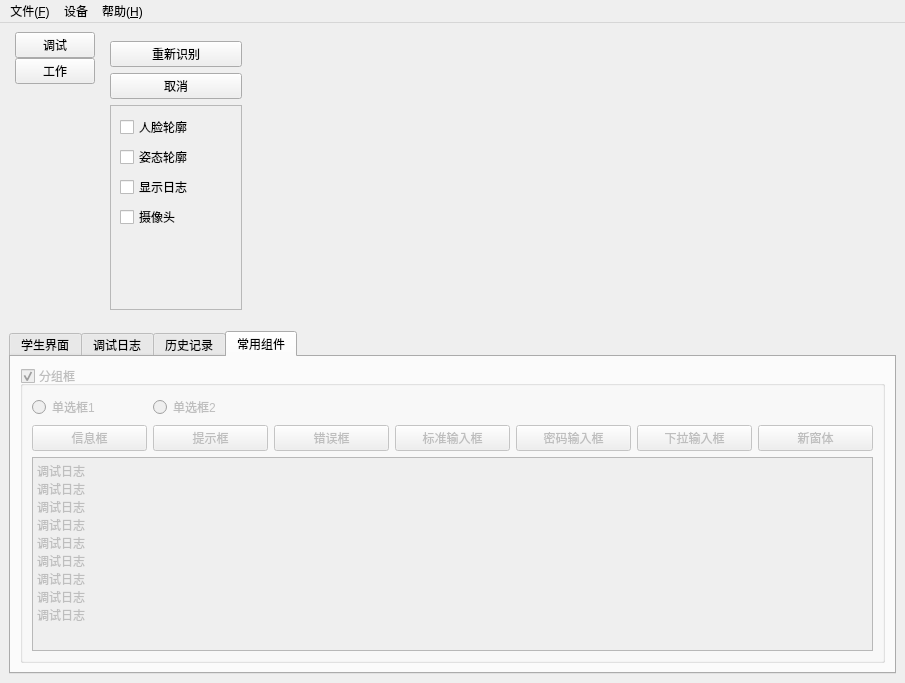
The window that form/quicreator.ui (onefacepass/onefacepass) describes before a commit, drawn with Qt 5.
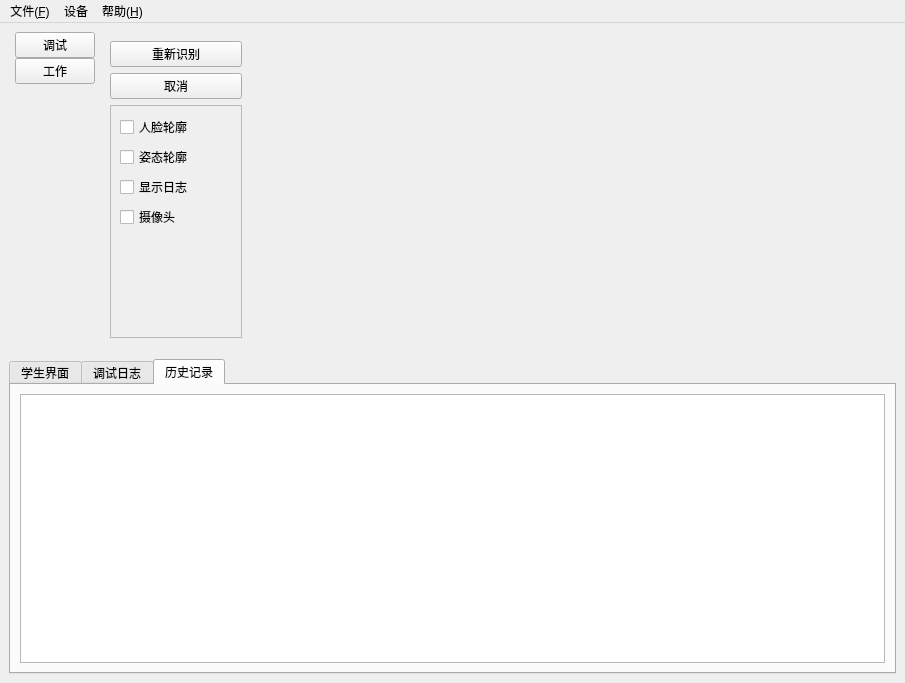
The same window after the commit. The open tabs and pages were chosen to show the change. Custom widgets are drawn as their Qt base class.

Patch:
```diff
--- a/form/quicreator.ui
+++ b/form/quicreator.ui
@@ -295,6 +295,12 @@
       <property name="enabled">
        <bool>true</bool>
       </property>
+      <property name="minimumSize">
+       <size>
+        <width>0</width>
+        <height>300</height>
+       </size>
+      </property>
       <property name="currentIndex">
        <number>0</number>
       </property>
@@ -428,109 +434,6 @@
         </item>
        </layout>
       </widget>
-      <widget class="QWidget" name="tab_other">
-       <property name="enabled">
-        <bool>false</bool>
-       </property>
-       <attribute name="title">
-        <string>常用组件</string>
-       </attribute>
-       <layout class="QVBoxLayout" name="verticalLayout">
-        <item>
-         <widget class="QGroupBox" name="groupBox">
-          <property name="styleSheet">
-           <string notr="true"/>
-          </property>
-          <property name="title">
-           <string>分组框</string>
-          </property>
-          <property name="checkable">
-           <bool>true</bool>
-          </property>
-          <layout class="QGridLayout" name="gridLayout_2">
-           <item row="1" column="2">
-            <widget class="QPushButton" name="btnError">
-             <property name="text">
-              <string>错误框</string>
-             </property>
-            </widget>
-           </item>
-           <item row="2" column="0" colspan="7">
-            <widget class="QPlainTextEdit" name="plainTextEdit">
-             <property name="plainText">
-              <string>调试日志
-调试日志
-调试日志
-调试日志
-调试日志
-调试日志
-调试日志
-调试日志
-调试日志</string>
-             </property>
-            </widget>
-           </item>
-           <item row="0" column="1">
-            <widget class="QRadioButton" name="rbtn2">
-             <property name="text">
-              <string>单选框2</string>
-             </property>
-            </widget>
-           </item>
-           <item row="1" column="3">
-            <widget class="QPushButton" name="btnInput">
-             <property name="text">
-              <string>标准输入框</string>
-             </property>
-            </widget>
-           </item>
-           <item row="1" column="4">
-            <widget class="QPushButton" name="btnInputPwd">
-             <property name="text">
-              <string>密码输入框</string>
-             </property>
-            </widget>
-           </item>
-           <item row="0" column="0">
-            <widget class="QRadioButton" name="rbtn1">
-             <property name="text">
-              <string>单选框1</string>
-             </property>
-            </widget>
-           </item>
-           <item row="1" column="6">
-            <widget class="QPushButton" name="btnWidget">
-             <property name="text">
-              <string>新窗体</string>
-             </property>
-            </widget>
-           </item>
-           <item row="1" column="5">
-            <widget class="QPushButton" name="btnInputcbox">
-             <property name="text">
-              <string>下拉输入框</string>
-             </property>
-            </widget>
-           </item>
-           <item row="1" column="1">
-            <widget class="QPushButton" name="btnQuestion">
-             <property name="text">
-              <string>提示框</string>
-             </property>
-            </widget>
-           </item>
-           <item row="1" column="0">
-            <widget class="QPushButton" name="btnInfo">
-             <property name="text">
-              <string>信息框</string>
-             </property>
-            </widget>
-           </item>
-          </layout>
-         </widget>
-        </item>
-       </layout>
-      </widget>
      </widget>
     </item>
    </layout>
```
Left out of the diff: 8 changed lines with no effect on the pictures.
